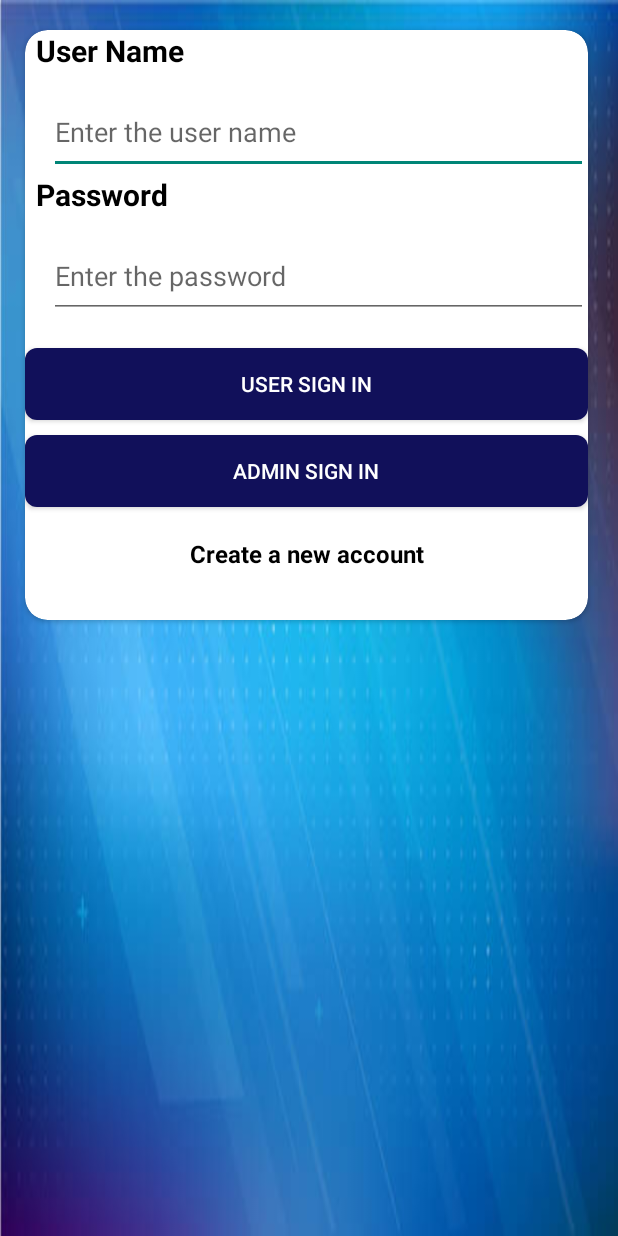
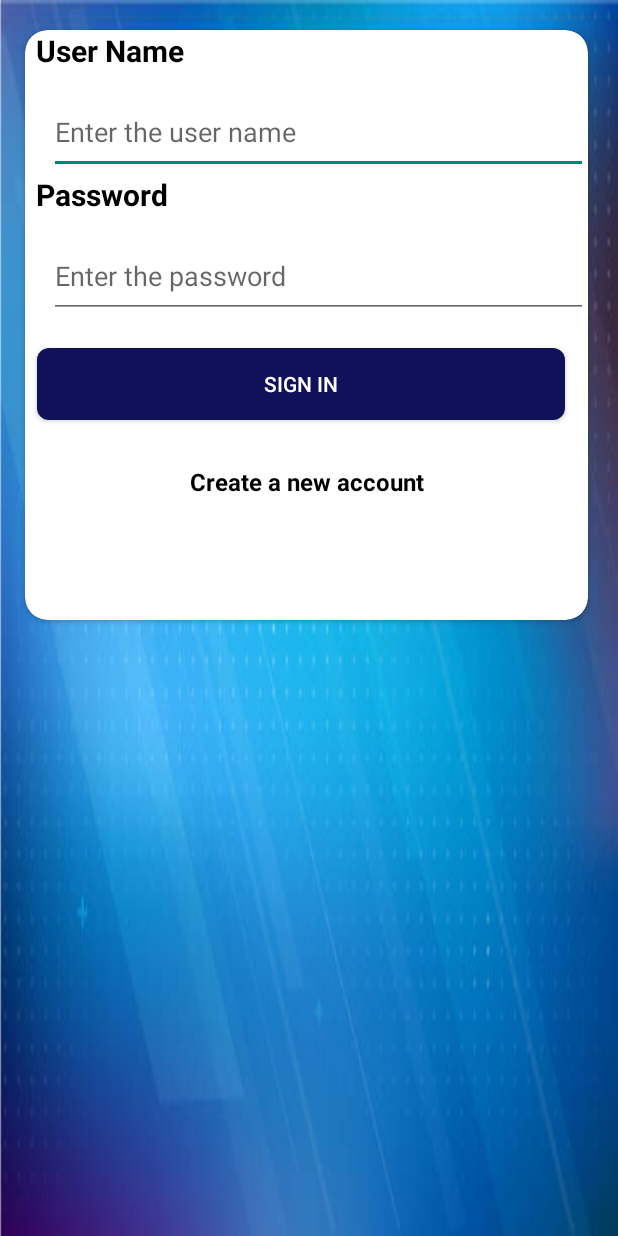
Before and after one commit to sudhais/MediCare, an Android app built with Jetpack Compose: the screen it shows after launch (SignIn), on a phone screen of 412 x 824 dp. Run offline under Robolectric (Android 15) with nearby library versions, the phone set to English and light mode, and no system bars; our stand-ins replace Firebase (no records; nobody signed in at launch, a user with empty details on screens opened directly).

Commit message:
removed admin button

```diff
--- a/app/src/main/AndroidManifest.xml
+++ b/app/src/main/AndroidManifest.xml
@@ -12,6 +12,9 @@
         android:supportsRtl="true"
         android:theme="@style/Theme.MediCare"
         tools:targetApi="31">
+        <activity
+            android:name=".activity.AdminPage"
+            android:exported="false" />
         <activity
             android:name=".activity.SignUp"
             android:exported="false" />
--- a/app/src/main/res/layout/activity_sign_in.xml
+++ b/app/src/main/res/layout/activity_sign_in.xml
@@ -70,20 +70,14 @@
 
             <Button
                 android:id="@+id/btn_signin"
-                android:layout_width="match_parent"
+                android:layout_width="352dp"
                 android:layout_height="wrap_content"
+                android:layout_marginStart="8dp"
+                android:layout_marginLeft="8dp"
                 android:layout_marginTop="20dp"
                 android:layout_marginBottom="10dp"
                 android:background="@drawable/buttonshape"
-                android:text="User Sign in"
-                android:textColor="@color/white" />
-
-            <Button
-                android:id="@+id/btn_admin"
-                android:layout_width="match_parent"
-                android:layout_height="wrap_content"
-                android:background="@drawable/buttonshape"
-                android:text="Admin Sign in"
+                android:text="Sign in"
                 android:textColor="@color/white" />
 
             <TextView
--- a/app/src/main/res/layout/activity_sign_up.xml
+++ b/app/src/main/res/layout/activity_sign_up.xml
@@ -114,8 +114,9 @@
 
             <Button
                 android:id="@+id/btn_signup"
-                android:layout_width="match_parent"
+                android:layout_width="359dp"
                 android:layout_height="wrap_content"
+                android:layout_marginStart="8dp"
                 android:layout_marginTop="20dp"
                 android:layout_marginBottom="10dp"
                 android:background="@drawable/buttonshape"
```
Also changed, not shown: app/src/main/java/com/example/medicare/activity/AdminPage.kt (added, +13 -0 lines), app/src/main/java/com/example/medicare/activity/SignIn.kt (+8 -1 lines), app/src/main/res/layout/activity_admin_page.xml (added, +9 -0 lines).
